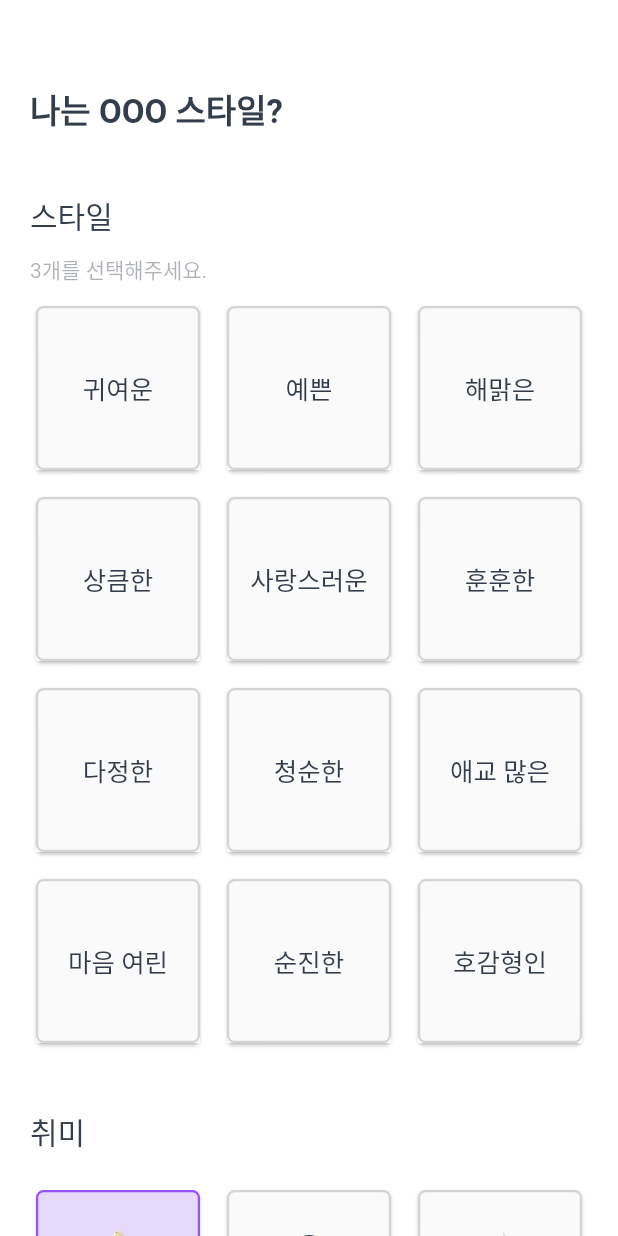
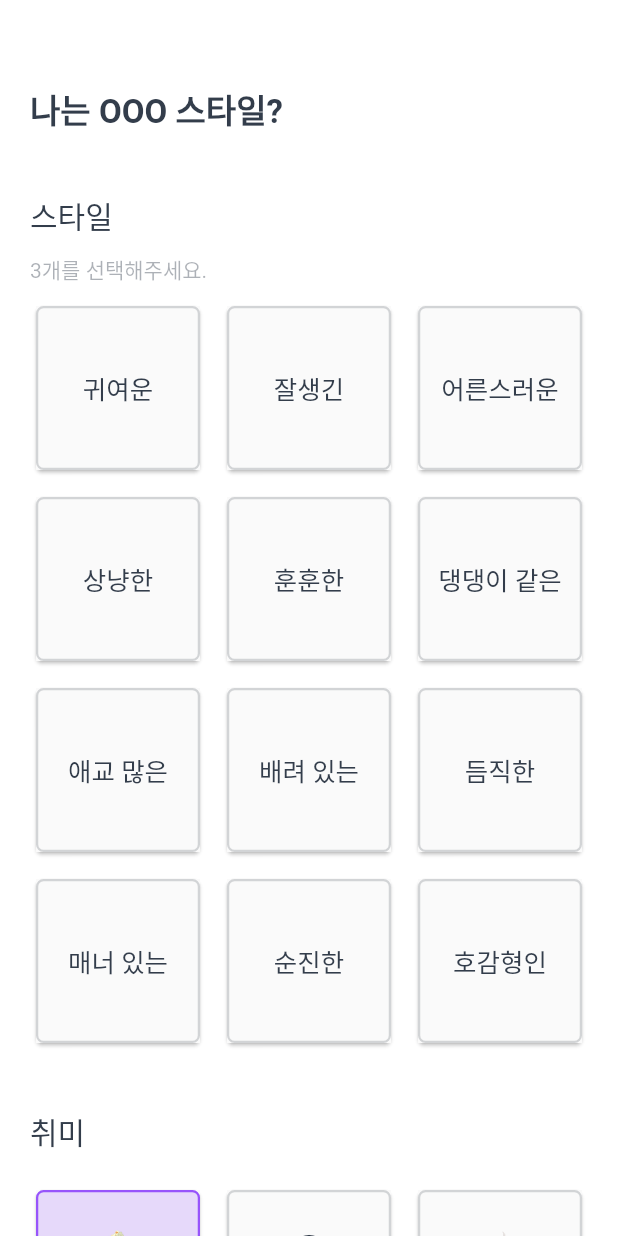
Before and after one commit to team-cooing/cooing-front, a Flutter app: the MultiSelectscreen screen opened directly with empty values, after a tap on "영화", on a phone screen of 412 x 824 dp. Run offline on Flutter 3.47's test engine with Material 2 defaults, Android fonts, the phone set to English and light mode, and no system bars; our stand-ins replace cloud_firestore, firebase_auth, firebase_core, firebase_dynamic_links, get, grouped_list and 2 more; missing offline and left inert: customtogglebuttons, kakao_flutter_sdk_user, multi_select_item; accounts and stored records are empty; network calls fail; statements that could not run were skipped.

```diff
--- a/lib/pages/AgreeScreen.dart
+++ b/lib/pages/AgreeScreen.dart
@@ -183,6 +183,7 @@ class _AgreeScreenState extends State<AgreeScreen> {
                               'birthday': args.birthday,
                               'school': args.school,
                               'schoolCode': args.schoolCode,
+                              'schoolOrg': args.schoolOrg,
                               'grade': args.grade,
                               'group': args.group,
                               'eyes': args.eyes,
--- a/lib/pages/FeatureScreen.dart
+++ b/lib/pages/FeatureScreen.dart
@@ -463,7 +463,7 @@ class _FeatureScreenState extends State<FeatureScreen> {
                                                   i++) {
                                                 _eyes[i] = i == index;
                                               }
-                                              eyes = index + 1;
+                                              eyes = index;
                                               print(eyes);
                                               title = 1;
                                               visibleMbti = true;
@@ -535,7 +535,8 @@ class _FeatureScreenState extends State<FeatureScreen> {
                                   for (int i = 0; i < _gender.length; i++) {
                                     _gender[i] = i == index;
                                   }
-                                  gender = index + 1;
+                                  gender = index;
+
                                   print(gender);
                                   title = 2;
                                   visibleEyes = true;
--- a/lib/pages/MultiSelectscreen.dart
+++ b/lib/pages/MultiSelectscreen.dart
@@ -5,6 +5,8 @@ import 'package:cooing_front/model/firebase_auth_remote_data_source.dart';
 import 'package:cooing_front/pages/FeatureScreen.dart';
 import 'package:cooing_front/pages/SchoolScreen.dart';
 import 'package:cooing_front/pages/WelcomeScreen.dart';
+import 'package:cooing_front/providers/UserProvider.dart';
+import 'package:provider/provider.dart';
 import 'package:firebase_auth/firebase_auth.dart' as firebase;
 import 'package:flutter/cupertino.dart';
 import 'package:flutter/material.dart';
@@ -21,8 +23,12 @@ class MultiSelectscreen extends StatefulWidget {
 
 class _MultiSelectscreenState extends State<MultiSelectscreen> {
   final _authentication = firebase.FirebaseAuth.instance;
+  List<String> _styleList = [];
   List<Style> style = new List.empty(growable: true);
   List<Hobby> hobby = new List.empty(growable: true);
+
+  List<Style> femaleStyle = new List.empty(growable: true);
+  List<Style> maleStyle = new List.empty(growable: true);
 
   final List<String> _textList = [
     '좋아하는 취미는?',
@@ -34,42 +40,44 @@ class _MultiSelectscreenState extends State<MultiSelectscreen> {
   bool _style = false;
   bool button = false;
   bool selectAll = false;
-
   String _hobby = '';
-  List<String> _styleList = [];
-  List<String> _maleList = [
-    '귀여운',
-    '잘생긴',
-    '어른스러운',
-    '상냥한',
-    '훈훈한',
-    '댕댕이 같은',
-    '애교 많은',
-    '배려 있는',
-    '듬직한',
-    '매너 있는',
-    '순진한',
-    '호감형인'
-  ];
-  List<String> _femaleList = [
-    '귀여운',
-    '예쁜',
-    '해맑은',
-    '상큼한',
-    '사랑스러운',
-    '훈훈한',
-    '다정한',
-    '청순한',
-    '애교 많은',
-    '마음 여린',
-    '순진한',
-    '호감형인'
-  ];
 
   @override
   void initState() {
     // TODO: implement initState
     super.initState();
+    // _userDataProvider = UserDataProvider();
+    // _loadData();
+
+    // if (_gender == 0) {
+    maleStyle.add(Style('귀여운', false));
+    maleStyle.add(Style('잘생긴', false));
+    maleStyle.add(Style('어른스러운', false));
+    maleStyle.add(Style('상냥한', false));
+    maleStyle.add(Style('훈훈한', false));
+    maleStyle.add(Style('댕댕이 같은', false));
+    maleStyle.add(Style('애교 많은', false));
+    maleStyle.add(Style("배려 있는", false));
+    maleStyle.add(Style("듬직한", false));
+    maleStyle.add(Style("매너 있는", false));
+    maleStyle.add(Style("순진한", false));
+    maleStyle.add(Style("호감형인", false));
+    // }
+    // if (_gender == 1) {
+    femaleStyle.add(Style('귀여운', false));
+    femaleStyle.add(Style('예쁜', false));
+    femaleStyle.add(Style('해맑은', false));
+    femaleStyle.add(Style('상큼한', false));
+    femaleStyle.add(Style('사랑스러운', false));
+    femaleStyle.add(Style('훈훈한', false));
+    femaleStyle.add(Style('다정한', false));
+    femaleStyle.add(Style("청순한", false));
+    femaleStyle.add(Style("애교 많은", false));
+    femaleStyle.add(Style("마음 여린", false));
+    femaleStyle.add(Style("순진한", false));
+    femaleStyle.add(Style("호감형인", false));
+    // }
+
     hobby.add(Hobby('영화', '\u{1F37F}', false));
     hobby.add(Hobby('운동', '\u{26BD}', false));
     hobby.add(Hobby('카페', '\u{2615}', false));
@@ -82,24 +90,45 @@ class _MultiSelectscreenState extends State<MultiSelectscreen> {
     hobby.add(Hobby("토크", '\u{1F5E3}', false));
     hobby.add(Hobby("책", '\u{1F4DA}', false));
     hobby.add(Hobby("게임", '\u{1F3AE}', false));
-
-    style.add(Style('귀여운', false));
-    style.add(Style('예쁜', false));
-    style.add(Style('해맑은', false));
-    style.add(Style('상큼한', false));
-    style.add(Style('사랑스러운', false));
-    style.add(Style('훈훈한', false));
-    style.add(Style('다정한', false));
-    style.add(Style("청순한", false));
-    style.add(Style("애교 많은", false));
-    style.add(Style("마음 여린", false));
-    style.add(Style("순진한", false));
-    style.add(Style("호감형인", false));
   }
 
   @override
   Widget build(BuildContext context) {
     final args = ModalRoute.of(context)!.settings.arguments as User;
+    if (args.gender == 0) {
+      style = maleStyle;
+    }
+    if (args.gender == 1) {
+      style = femaleStyle;
+    }
+    // if (args.gender == 0) {
+    //   style.add(Style('귀여운', false));
+    //   style.add(Style('잘생긴', false));
+    //   style.add(Style('어른스러운', false));
+    //   style.add(Style('상냥한', false));
+    //   style.add(Style('훈훈한', false));
+    //   style.add(Style('댕댕이 같은', false));
+    //   style.add(Style('애교 많은', false));
+    //   style.add(Style("배려 있는", false));
+    //   style.add(Style("듬직한", false));
+    //   style.add(Style("매너 있는", false));
+    //   style.add(Style("순진한", false));
+    //   style.add(Style("호감형인", false));
+    // }
+    // if (args.gender == 1) {
+    //   style.add(Style('귀여운', false));
+    //   style.add(Style('예쁜', false));
+    //   style.add(Style('해맑은', false));
+    //   style.add(Style('상큼한', false));
+    //   style.add(Style('사랑스러운', false));
+    //   style.add(Style('훈훈한', false));
+    //   style.add(Style('다정한', false));
+    //   style.add(Style("청순한", false));
+    //   style.add(Style("애교 많은", false));
+    //   style.add(Style("마음 여린", false));
+    //   style.add(Style("순진한", false));
+    //   style.add(Style("호감형인", false));
+    // }
 
     return Scaffold(
         appBar: AppBar(
--- a/lib/pages/question_page.dart
+++ b/lib/pages/question_page.dart
@@ -1,9 +1,10 @@
 import 'package:cooing_front/providers/UserProvider.dart';
+import 'package:provider/provider.dart';
+
 import 'package:flutter/material.dart';
 import "dart:math";
 import "dart:async";
 import 'package:cooing_front/widgets/link.dart';
-import 'package:provider/provider.dart';
 
 class QuestionPage extends StatefulWidget {
   const QuestionPage({super.key});
--- a/lib/providers/UserProvider.dart
+++ b/lib/providers/UserProvider.dart
@@ -46,7 +46,8 @@ class UserDataProvider with ChangeNotifier {
             isSubscribe: data['isSubscribe'],
             candyCount: data['candyCount'],
             questionInfos: List<List>.from(data['questionInfos']),
-            answeredQuestions: List<String>.from(data['answeredQuestions']),
+            answeredQuestions:
+                List<String>.from(data['answeredQuestions'] ?? []),
             serviceNeedsAgreement: data['serviceNeedsAgreement'],
             privacyNeedsAgreement: data['privacyNeedsAgreement']);
         _isDataLoaded = true;
```
